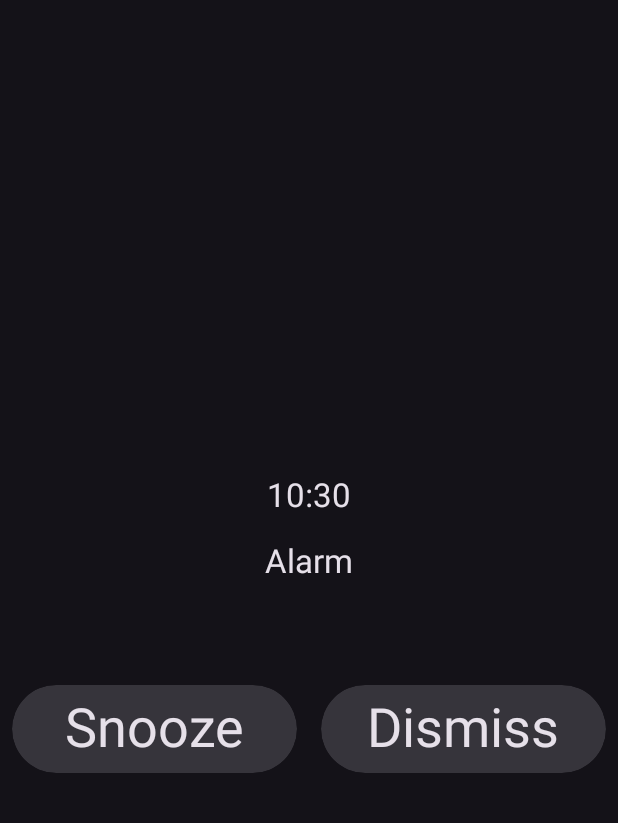
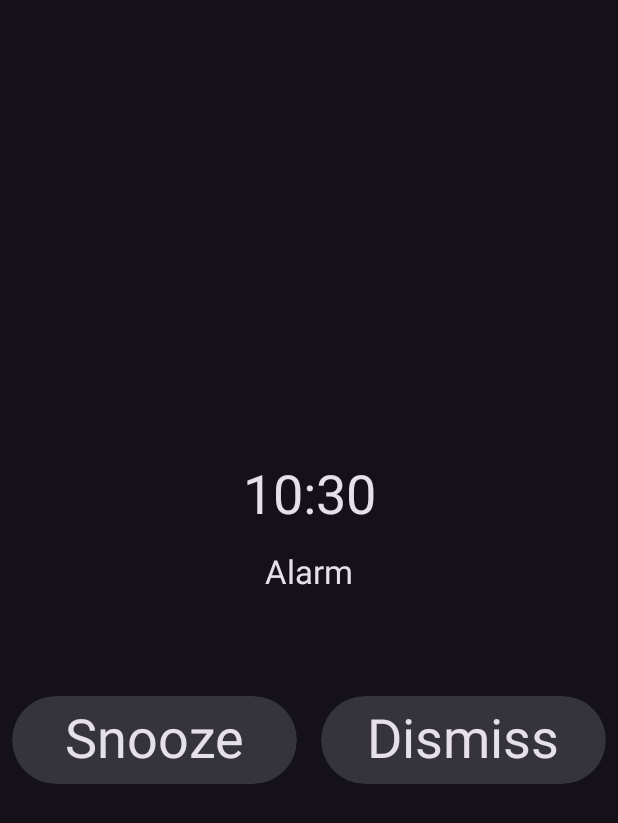
Before and after one commit to nagarajasunder/material-clock, an Android app built with Jetpack Compose: the AlarmFullScreenActivity screen opened directly, with no data from a screen before it, on a phone screen of 412 x 824 dp. Shown: the top 823 px of the screen. Run offline under Robolectric (Android 15) with nearby library versions, the phone set to English and light mode, and no system bars; our stand-ins replace Dagger/Hilt's generated code, Room's generated code, livedata-compose.

Commit message:
MC-6 Alarm full screen and boot receiver changes

```diff
--- a/app/src/main/AndroidManifest.xml
+++ b/app/src/main/AndroidManifest.xml
@@ -55,6 +55,8 @@
             <intent-filter>
                 <action android:name="android.intent.action.BOOT_COMPLETED" />
                 <action android:name="android.intent.action.REBOOT"/>
+                <action android:name="android.app.action.SCHEDULE_EXACT_ALARM_PERMISSION_STATE_CHANGED"/>
+                <action android:name="android.intent.action.MY_PACKAGE_REPLACED"/>
             </intent-filter>
         </receiver>
     </application>
--- a/app/src/main/java/com/geekydroid/materialclock/application/receivers/BootReceiver.kt
+++ b/app/src/main/java/com/geekydroid/materialclock/application/receivers/BootReceiver.kt
@@ -16,7 +16,9 @@ class BootReceiver : BroadcastReceiver() {
 
     override fun onReceive(context: Context?, intent: Intent?) {
         if (intent?.action == Intent.ACTION_BOOT_COMPLETED ||
-            intent?.action == Intent.ACTION_REBOOT) {
+            intent?.action == Intent.ACTION_REBOOT ||
+            intent?.action == "android.app.action.SCHEDULE_EXACT_ALARM_PERMISSION_STATE_CHANGED" ||
+            intent?.action == "android.intent.action.MY_PACKAGE_REPLACED") {
             Toast.makeText(context!!,"Boot Received",Toast.LENGTH_SHORT).show()
             rescheduleAlarms()
         }
--- a/app/src/main/java/com/geekydroid/materialclock/ui/alarm/composables/AlarmExpandedScreen.kt
+++ b/app/src/main/java/com/geekydroid/materialclock/ui/alarm/composables/AlarmExpandedScreen.kt
@@ -71,7 +71,7 @@ fun AlarmExpandedScreen(
             ) {
                 Text(
                     text = TimeUtils.getFormattedTime(TIME_FORMATS.HH_MM, digitalTime),
-                    style = MaterialTheme.typography.titleLarge.copy(color = MaterialTheme.colorScheme.onBackground),
+                    style = MaterialTheme.typography.titleLarge.copy(color = MaterialTheme.colorScheme.onBackground, fontSize = 36.sp),
                     modifier = Modifier.padding(8.dp)
                 )
                 Text(
```
